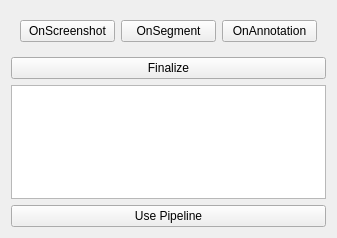
Before: the Qt Designer form qt_ui/PipelineWidget.ui in FilmColors/VIAN, drawn with Qt 5.
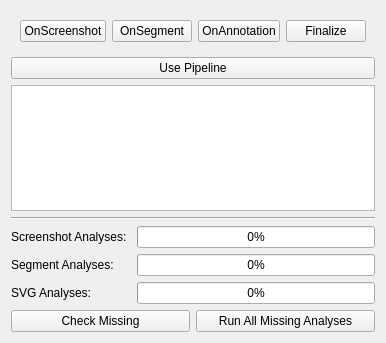
After: the same form once the commit is applied.

Commit message: Several Fixed to Pipeline, pre-reimplementation

```diff
--- a/qt_ui/PipelineWidget.ui
+++ b/qt_ui/PipelineWidget.ui
@@ -6,8 +6,8 @@
    <rect>
     <x>0</x>
     <y>0</y>
-    <width>337</width>
-    <height>238</height>
+    <width>355</width>
+    <height>343</height>
    </rect>
   </property>
   <property name="windowTitle">
@@ -47,22 +47,19 @@
         </property>
        </widget>
       </item>
+      <item>
+       <widget class="QPushButton" name="btn_Finalize">
+        <property name="text">
+         <string>Finalize</string>
+        </property>
+        <property name="checkable">
+         <bool>false</bool>
+        </property>
+       </widget>
+      </item>
      </layout>
     </widget>
    </item>
-   <item>
-    <widget class="QPushButton" name="btn_Finalize">
-     <property name="text">
-      <string>Finalize</string>
-     </property>
-     <property name="checkable">
-      <bool>false</bool>
-     </property>
-    </widget>
-   </item>
-   <item>
-    <widget class="QListWidget" name="listWidget_Pipelines"/>
-   </item>
    <item>
     <widget class="QPushButton" name="btn_usePipeline">
      <property name="text">
@@ -70,6 +67,98 @@
      </property>
     </widget>
    </item>
+   <item>
+    <widget class="QListWidget" name="listWidget_Pipelines"/>
+   </item>
+   <item>
+    <widget class="Line" name="line">
+     <property name="orientation">
+      <enum>Qt::Horizontal</enum>
+     </property>
+    </widget>
+   </item>
+   <item>
+    <layout class="QGridLayout" name="gridLayout">
+     <item row="4" column="0">
+      <widget class="QLabel" name="label">
+       <property name="minimumSize">
+        <size>
+         <width>120</width>
+         <height>0</height>
+        </size>
+       </property>
+       <property name="text">
+        <string>SVG Analyses:</string>
+       </property>
+      </widget>
+     </item>
+     <item row="2" column="0">
+      <widget class="QLabel" name="label_2">
+       <property name="minimumSize">
+        <size>
+         <width>120</width>
+         <height>0</height>
+        </size>
+       </property>
+       <property name="text">
+        <string>Segment Analyses:</string>
+       </property>
+      </widget>
+     </item>
+     <item row="4" column="1">
+      <widget class="QProgressBar" name="progressBarAnnotations">
+       <property name="value">
+        <number>0</number>
+       </property>
+      </widget>
+     </item>
+     <item row="1" column="0">
+      <widget class="QLabel" name="label_3">
+       <property name="minimumSize">
+        <size>
+         <width>120</width>
+         <height>0</height>
+        </size>
+       </property>
+       <property name="text">
+        <string>Screenshot Analyses:</string>
+       </property>
+      </widget>
+     </item>
+     <item row="1" column="1">
+      <widget class="QProgressBar" name="progressBarScreenshots">
+       <property name="value">
+        <number>0</number>
+       </property>
+      </widget>
+     </item>
+     <item row="2" column="1">
+      <widget class="QProgressBar" name="progressBarSegments">
+       <property name="value">
+        <number>0</number>
+       </property>
+      </widget>
+     </item>
+    </layout>
+   </item>
+   <item>
+    <layout class="QHBoxLayout" name="horizontalLayout_2">
+     <item>
+      <widget class="QPushButton" name="pushButtonCheckMissing">
+       <property name="text">
+        <string>Check Missing</string>
+       </property>
+      </widget>
+     </item>
+     <item>
+      <widget class="QPushButton" name="pushButtonRunAll">
+       <property name="text">
+        <string>Run All Missing Analyses</string>
+       </property>
+      </widget>
+     </item>
+    </layout>
+   </item>
   </layout>
  </widget>
  <resources/>
```
The commit also changes 10 other files.
